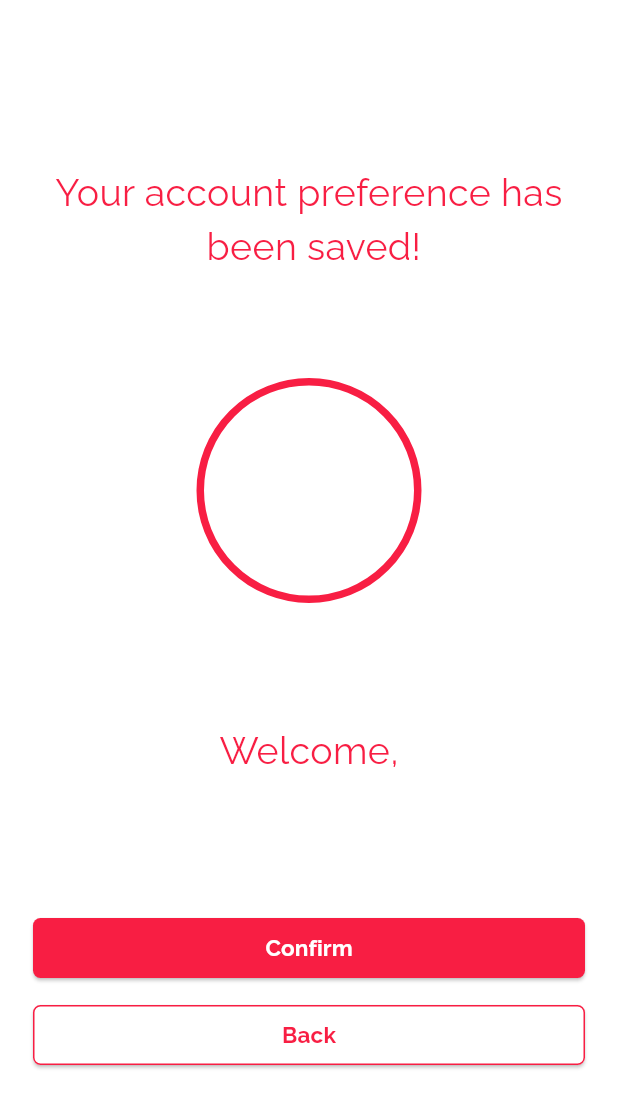
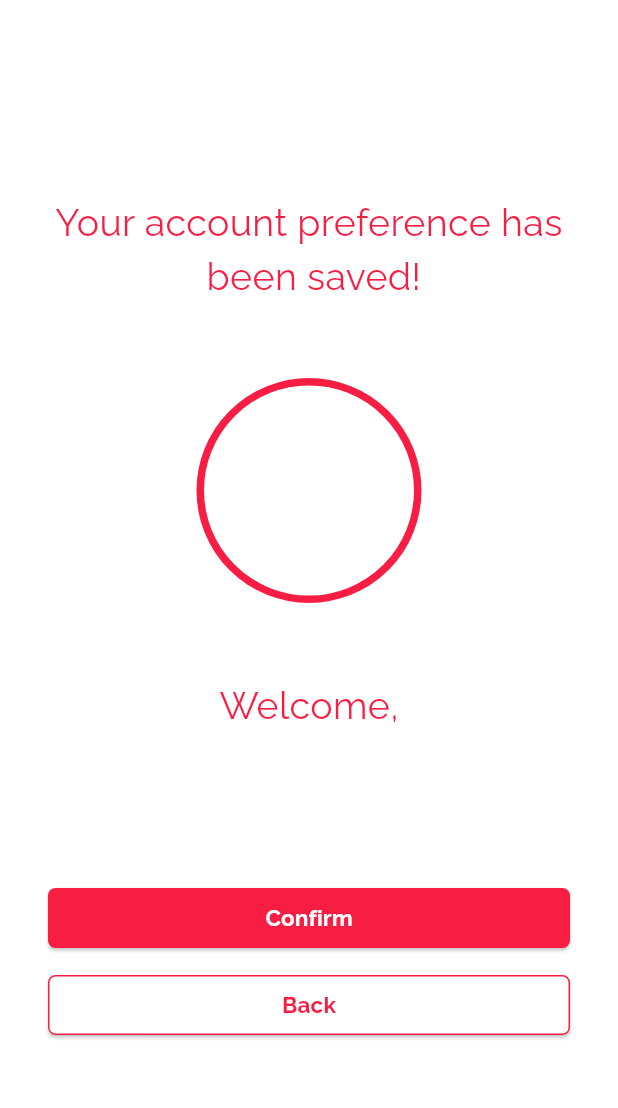
Before and after one commit to S0q0u/flutix, a Flutter app: the screen it shows after launch, on a phone screen of 412 x 824 dp. Shown: the top 1108 px of the screen. Run offline on Flutter 3.47's test engine with Material 3 defaults, Android fonts, the phone set to English and light mode, and no system bars; our stand-ins replace cloud_firestore, firebase_auth, firebase_core, firebase_storage, google_fonts, image_picker and 1 more; accounts and stored records are empty.

Commit message:
succes pages

```diff
--- a/lib/ui/pages/success_page.dart
+++ b/lib/ui/pages/success_page.dart
@@ -1,14 +1,17 @@
 part of 'pages.dart';
 
 class SuccessPage extends StatelessWidget {
-  const SuccessPage({super.key});
+  const SuccessPage({Key? key}) : super(key: key);
 
   @override
   Widget build(BuildContext context) {
     UserData userData = Provider.of<UserData>(context, listen: false);
+
     return Scaffold(
       backgroundColor: Colors.white,
       body: Center(
+        child: SingleChildScrollView(
+          padding: const EdgeInsets.all(16),
           child: Column(
             mainAxisAlignment: MainAxisAlignment.center,
             children: [
@@ -20,7 +23,7 @@ class SuccessPage extends StatelessWidget {
                 ),
                 textAlign: TextAlign.center,
               ),
-            const SizedBox(height: 70),
+              const SizedBox(height: 50),
               Container(
                 width: 150,
                 height: 150,
@@ -30,16 +33,9 @@ class SuccessPage extends StatelessWidget {
                     color: const Color.fromARGB(255, 248, 30, 67),
                     width: 5,
                   ),
-                // image: DecorationImage(
-                //   image: userData.data!.profile != ""
-                //       ? NetworkImage(userData.data!.profile!)
-                //       : const AssetImage('assets/Profile.png')
-                //           as ImageProvider<Object>,
-                //   fit: BoxFit.cover,
-                // ),
                 ),
               ),
-            const SizedBox(height: 80),
+              const SizedBox(height: 50),
               Text(
                 'Welcome,',
                 style: GoogleFonts.raleway(
@@ -47,14 +43,7 @@ class SuccessPage extends StatelessWidget {
                   fontSize: 25,
                 ),
               ),
-            // Text(
-            //   userData.data!.nama!,
-            //   style: GoogleFonts.raleway(
-                //   color: Colors.black,
-                //   fontSize: 24,
-                // ),
-            // ),
-            const SizedBox(height: 90),
+              const SizedBox(height: 100),
               ElevatedButton(
                 onPressed: () {
                   Navigator.of(context).pushReplacement(MaterialPageRoute(
@@ -72,14 +61,13 @@ class SuccessPage extends StatelessWidget {
                 child: Container(
                   width: 300,
                   padding: const EdgeInsets.all(8),
-                margin: const EdgeInsets.symmetric(horizontal: 10),
                   alignment: Alignment.center,
                   child: Text(
                     'Confirm',
                     style: GoogleFonts.raleway(
                       color: Colors.white,
                       fontSize: 15,
-                    fontWeight: FontWeight.bold
+                      fontWeight: FontWeight.bold,
                     ),
                   ),
                 ),
@@ -99,20 +87,21 @@ class SuccessPage extends StatelessWidget {
                   shape: RoundedRectangleBorder(
                     borderRadius: BorderRadius.circular(5),
                     side: const BorderSide(
-                      color: Color.fromARGB(255, 248, 30, 67), width: 1),
+                      color: Color.fromARGB(255, 248, 30, 67),
+                      width: 1,
+                    ),
                   ),
                 ),
                 child: Container(
                   width: 300,
                   padding: const EdgeInsets.all(8),
-                margin: const EdgeInsets.symmetric(horizontal: 10),
                   alignment: Alignment.center,
                   child: Text(
                     'Back',
                     style: GoogleFonts.raleway(
                       color: Color.fromARGB(255, 248, 30, 67),
                       fontSize: 15,
-                    fontWeight: FontWeight.bold
+                      fontWeight: FontWeight.bold,
                     ),
                   ),
                 ),
@@ -120,6 +109,7 @@ class SuccessPage extends StatelessWidget {
             ],
           ),
         ),
+      ),
     );
   }
 }
```
Also changed, not shown: pubspec.lock. Lines whose indentation alone changed are shown as unchanged.
